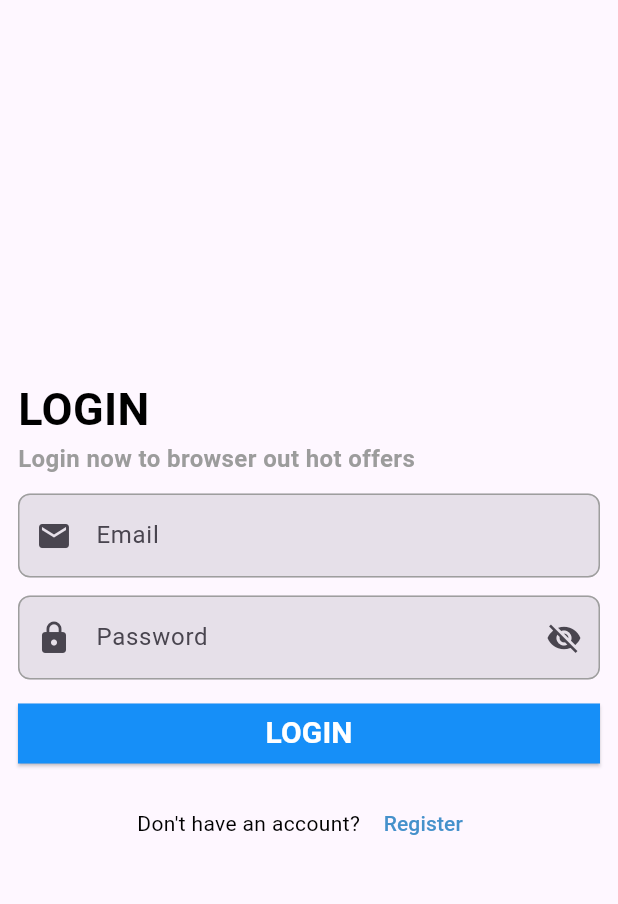
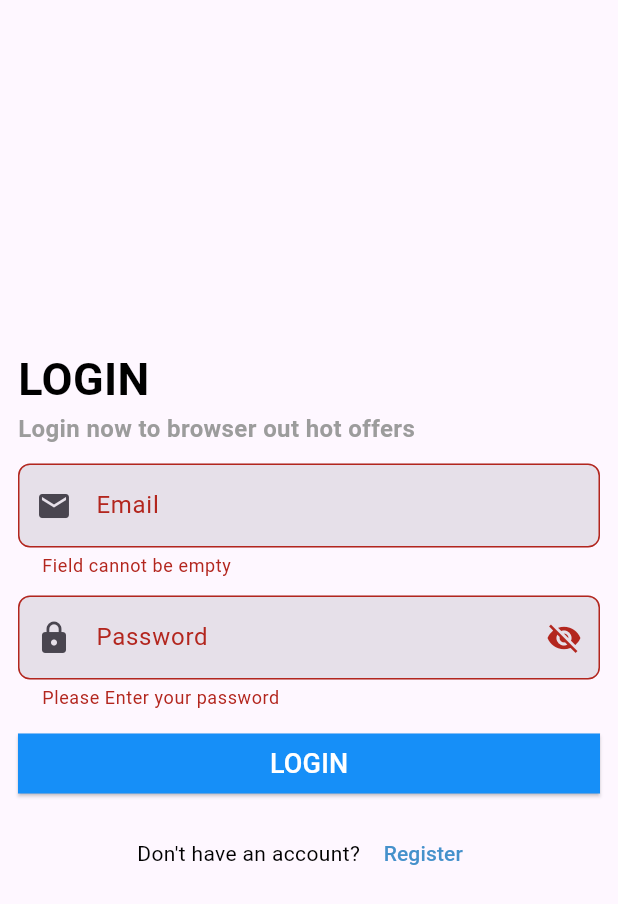
Before and after one commit to MahmoudKatr/chat_app, a Flutter app: the screen it shows after launch, after a tap on "LOGIN", on a phone screen of 412 x 824 dp. Shown: the top 904 px of the screen. Run offline on Flutter 3.47's test engine with Material 3 defaults, Android fonts, the phone set to English and light mode, and no system bars; our stand-ins replace firebase_auth, firebase_core, flutter_bloc; accounts and stored records are empty.

Commit message:
Adding Logic Login✅

```diff
--- a/lib/components/widget/custom_button.dart
+++ b/lib/components/widget/custom_button.dart
@@ -5,22 +5,23 @@ class CustomButton extends StatelessWidget {
     super.key,
     required this.onPressed,
     required this.name,
+    this.child,
   });
   final void Function()? onPressed;
-  final String name;
+  final String? name;
+  final Widget? child;
 
   @override
   Widget build(BuildContext context) {
     return ElevatedButton(
-        onPressed: onPressed,
-        style: ElevatedButton.styleFrom(
-          backgroundColor: const Color(0xFF168ff8),
-          shape: RoundedRectangleBorder(borderRadius: BorderRadius.circular(0)),
-        ),
-        child: Text(
-          name,
-          style: const TextStyle(
-              fontSize: 20, fontWeight: FontWeight.bold, color: Colors.white),
-        ));
+      onPressed: onPressed,
+      style: ElevatedButton.styleFrom(
+        backgroundColor: const Color(0xFF168ff8),
+        shape: RoundedRectangleBorder(borderRadius: BorderRadius.circular(0)),
+      ),
+      child: child ??
+          Text(name ?? '',
+              style: const TextStyle(fontSize: 18, color: Colors.white)),
+    );
   }
 }
--- a/lib/features/authentications/login_screen.dart
+++ b/lib/features/authentications/login_screen.dart
@@ -1,7 +1,11 @@
 import 'package:flutter/material.dart';
+import 'package:flutter_bloc/flutter_bloc.dart';
 import 'package:shop_app/components/widget/custom_button.dart';
 import 'package:shop_app/components/widget/custom_text_filed.dart';
+import 'package:shop_app/cubits/login_cubit/login_cubit.dart';
+import 'package:shop_app/cubits/login_cubit/login_states.dart';
 import 'package:shop_app/features/authentications/register_screen.dart';
+import 'package:shop_app/features/chat/chat_screen.dart';
 
 class LoginScreen extends StatefulWidget {
   const LoginScreen({super.key});
@@ -13,11 +17,32 @@ class LoginScreen extends StatefulWidget {
 class _LoginScreenState extends State<LoginScreen> {
   final TextEditingController _emailController = TextEditingController();
   final TextEditingController _passwordController = TextEditingController();
-  final _formKey = GlobalKey();
+  final GlobalKey<FormState> _formKey = GlobalKey<FormState>();
 
   bool isObsured = true;
   @override
   Widget build(BuildContext context) {
+    return BlocConsumer<LoginCubit, LoginStates>(
+      listener: (context, state) {
+        if (state is LoginSuccess) {
+          ScaffoldMessenger.of(context).showSnackBar(
+            const SnackBar(
+              content: Text('Login Success'),
+              backgroundColor: Colors.green,
+            ),
+          );
+          Navigator.pushReplacement(context,
+              MaterialPageRoute(builder: (context) => const ChatScreen()));
+        } else if (state is LoginFailure) {
+          ScaffoldMessenger.of(context).showSnackBar(
+            SnackBar(
+              content: Text(state.errorMessage),
+              backgroundColor: Colors.red,
+            ),
+          );
+        }
+      },
+      builder: (context, state) {
         return Scaffold(
           body: Padding(
             padding: const EdgeInsets.symmetric(horizontal: 12),
@@ -69,8 +94,8 @@ class _LoginScreenState extends State<LoginScreen> {
                           isObsured = !isObsured;
                         });
                       },
-                  icon:
-                      Icon(isObsured ? Icons.visibility_off : Icons.visibility),
+                      icon: Icon(
+                          isObsured ? Icons.visibility_off : Icons.visibility),
                     ),
                     prefixIcon: const Icon(Icons.lock),
                     labelText: "Password",
@@ -89,8 +114,22 @@ class _LoginScreenState extends State<LoginScreen> {
                     height: 12,
                   ),
                   CustomButton(
-                name: "LOGIN",
-                onPressed: () {},
+                    name: state is LoginLoading ? null : 'LOGIN',
+                    onPressed: state is LoginLoading
+                        ? null
+                        : () {
+                            if (_formKey.currentState!.validate()) {
+                              final email = _emailController.text;
+                              final password = _passwordController.text;
+                              BlocProvider.of<LoginCubit>(context)
+                                  .login(email, password);
+                            }
+                          },
+                    child: state is LoginLoading
+                        ? const CircularProgressIndicator(
+                            color: Colors.white,
+                          )
+                        : null,
                   ),
                   const SizedBox(
                     height: 12,
@@ -121,5 +160,7 @@ class _LoginScreenState extends State<LoginScreen> {
             ),
           ),
         );
+      },
+    );
   }
 }
--- a/lib/main.dart
+++ b/lib/main.dart
@@ -1,6 +1,7 @@
 import 'package:firebase_core/firebase_core.dart';
 import 'package:flutter/material.dart';
 import 'package:flutter_bloc/flutter_bloc.dart';
+import 'package:shop_app/cubits/login_cubit/login_cubit.dart';
 import 'package:shop_app/cubits/register_cubit/register_cubit.dart';
 import 'package:shop_app/features/authentications/login_screen.dart';
 
@@ -17,6 +18,7 @@ class MyApp extends StatelessWidget {
     return MultiBlocProvider(
       providers: [
         BlocProvider(create: (context) => RegisterCubit()),
+        BlocProvider(create: (context) => LoginCubit()),
       ],
       child: const MaterialApp(
         debugShowCheckedModeBanner: false,
```
Also changed, not shown: lib/features/authentications/register_screen.dart (+9 -2 lines). Lines whose indentation alone changed are shown as unchanged.
